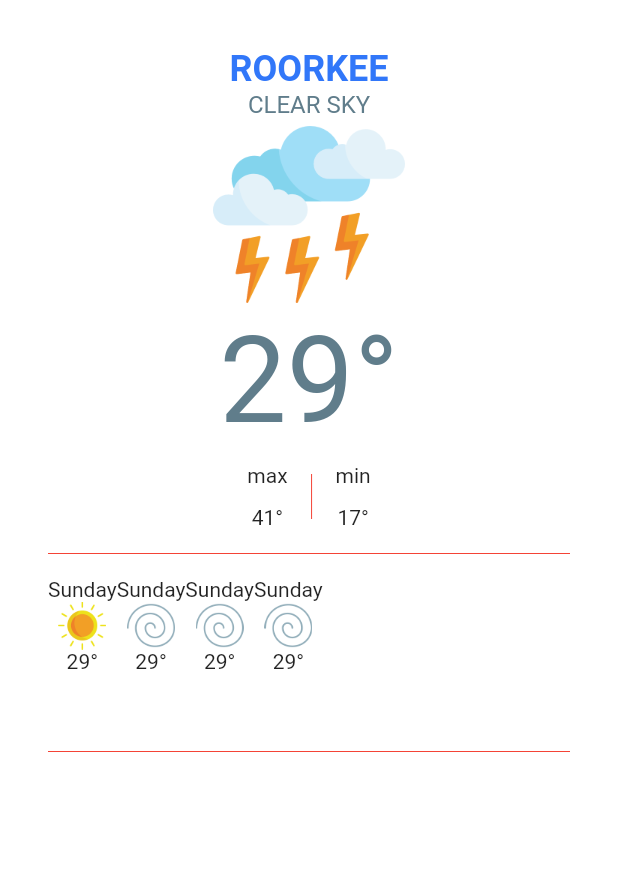
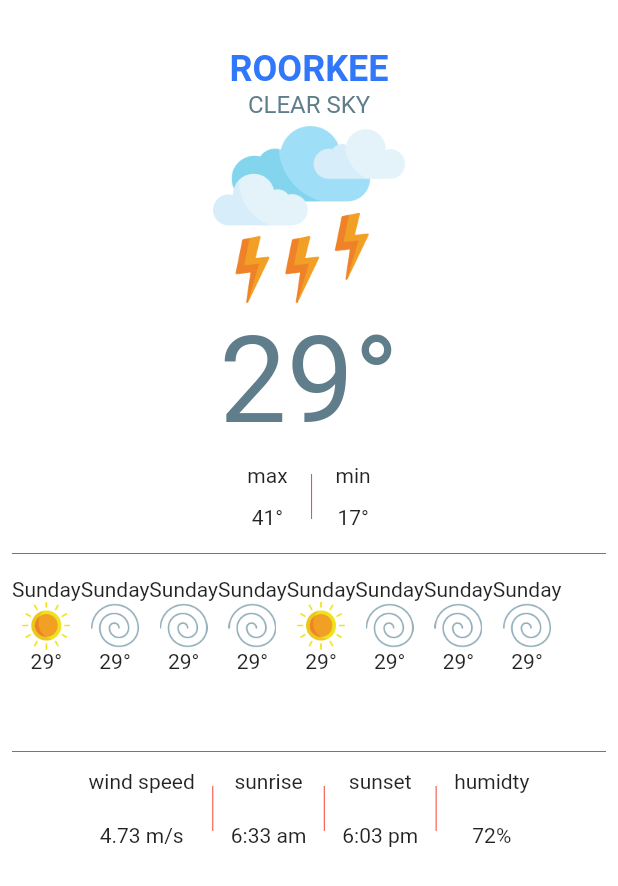
Before and after one commit to Rohit-Chandra-007/Mausam_app, a Flutter app: the screen it shows after launch, on a phone screen of 412 x 824 dp. Shown: the top 886 px of the screen. Run offline on Flutter 3.47's test engine with Material 2 defaults, Android fonts, the light colour scheme and no system bars; our stand-ins replace geolocator.

Commit message:
weather_details widget add

```diff
--- a/lib/screens/weather_page.dart
+++ b/lib/screens/weather_page.dart
@@ -4,6 +4,7 @@ import 'package:mausam_app/services/location.dart';
 import 'package:mausam_app/services/networking.dart';
 import 'package:mausam_app/utils/constants.dart';
 import 'package:mausam_app/widgets/min_max_temp_widget.dart';
+import 'package:mausam_app/widgets/weather_detail_widget.dart';
 
 class WeatherPage extends StatefulWidget {
   @override
@@ -39,11 +40,10 @@ class _WeatherPageState extends State<WeatherPage> {
 
   @override
   Widget build(BuildContext context) {
-    return SafeArea(
-      child: Material(
+    return Material(
       color: Colors.white,
-        child: Padding(
-          padding: const EdgeInsets.all(32.0),
+      child: Container(
+        padding: const EdgeInsets.only(top: 32, left: 8, right: 8),
         child: Column(
           crossAxisAlignment: CrossAxisAlignment.center,
           children: [
@@ -78,13 +78,15 @@ class _WeatherPageState extends State<WeatherPage> {
             Divider(
               color: Colors.red,
             ),
+            WeatherDetailWidget()
           ],
-          ),
         ),
       ),
     );
   }
 }
+
+
 
 Widget horizontalList2 = new Container(
     margin: EdgeInsets.symmetric(vertical: 8.0),
@@ -143,6 +145,58 @@ Widget horizontalList2 = new Container(
               Text("29°"),
             ],
           ),
+        ),
+        Container(
+          child: Column(
+            children: [
+              Text("Sunday"),
+              Image.asset(
+                'assets/images/sunny_day.png',
+                scale: 16,
+                fit: BoxFit.contain,
+              ),
+              Text("29°"),
+            ],
+          ),
+        ),
+        Container(
+          child: Column(
+            children: [
+              Text("Sunday"),
+              Image.asset(
+                'assets/images/wind.png',
+                scale: 16,
+                fit: BoxFit.contain,
+              ),
+              Text("29°"),
+            ],
+          ),
+        ),
+        Container(
+          child: Column(
+            children: [
+              Text("Sunday"),
+              Image.asset(
+                'assets/images/wind.png',
+                scale: 16,
+                fit: BoxFit.contain,
+              ),
+              Text("29°"),
+            ],
+          ),
+        ),
+        Container(
+          child: Column(
+            children: [
+              Text("Sunday"),
+              Image.asset(
+                'assets/images/wind.png',
+                scale: 16,
+                fit: BoxFit.contain,
+              ),
+              Text("29°"),
+            ],
+          ),
         )
       ],
     ));
--- /dev/null
+++ b/lib/widgets/weather_detail_widget.dart
@@ -0,0 +1,60 @@
+import 'package:flutter/material.dart';
+
+class WeatherDetailWidget extends StatelessWidget {
+  const WeatherDetailWidget({
+    Key? key,
+  }) : super(key: key);
+
+  @override
+  Widget build(BuildContext context) {
+    return Row(
+      mainAxisAlignment: MainAxisAlignment.center,
+      children: [
+        Container(
+          height: 60,
+          padding: EdgeInsets.all(4),
+          child: Column(
+            mainAxisAlignment: MainAxisAlignment.spaceBetween,
+            children: [Text('wind speed'), Text('4.73 m/s')],
+          ),
+        ),
+        Container(
+          height: 30,
+          child: VerticalDivider(color: Colors.red),
+        ),
+        Container(
+          padding: EdgeInsets.all(4),
+          height: 60,
+          child: Column(
+            mainAxisAlignment: MainAxisAlignment.spaceBetween,
+            children: [Text('sunrise'), Text('6:33 am')],
+          ),
+        ),
+        Container(
+          height: 30,
+          child: VerticalDivider(color: Colors.red),
+        ),
+        Container(
+          padding: EdgeInsets.all(4),
+          height: 60,
+          child: Column(
+            mainAxisAlignment: MainAxisAlignment.spaceBetween,
+            children: [Text('sunset'), Text('6:03 pm')],
+          ),
+        ),
+        Container(
+          height: 30,
+          child: VerticalDivider(color: Colors.red),
+        ),
+        Container(
+          padding: EdgeInsets.all(4),
+          height: 60,
+          child: Column(
+            mainAxisAlignment: MainAxisAlignment.spaceBetween,
+            children: [Text('humidty'), Text('72%')],
+          ),
+        ),
+      ],
+    );
+  }
+}
```
Lines whose indentation alone changed are shown as unchanged.
